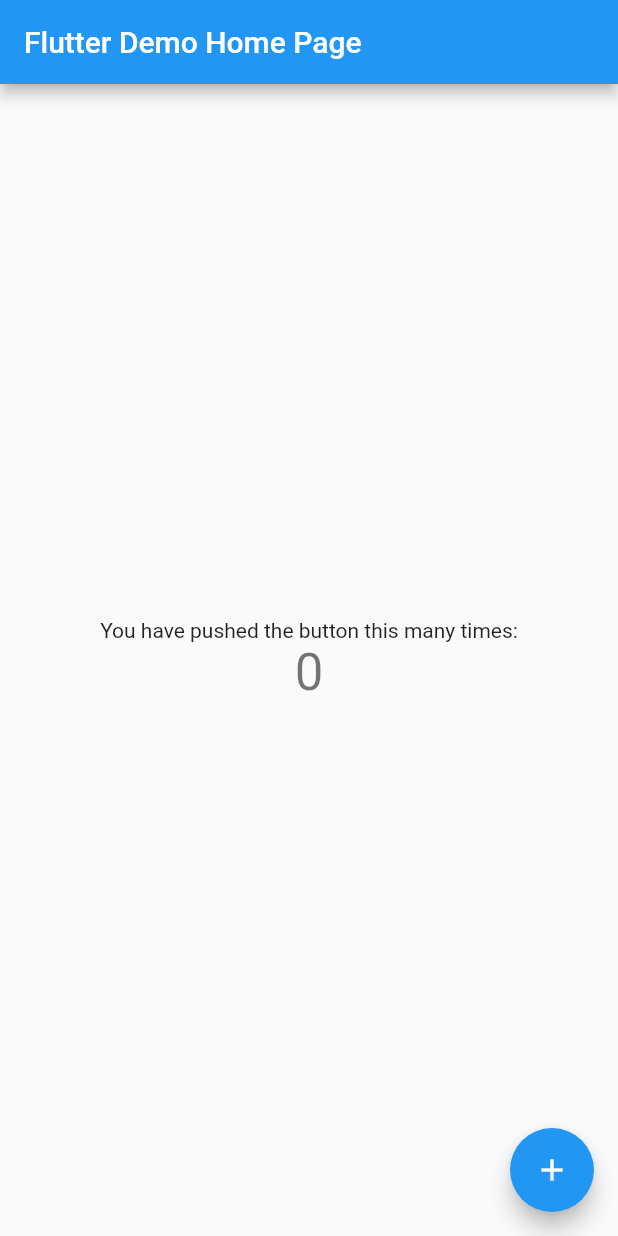
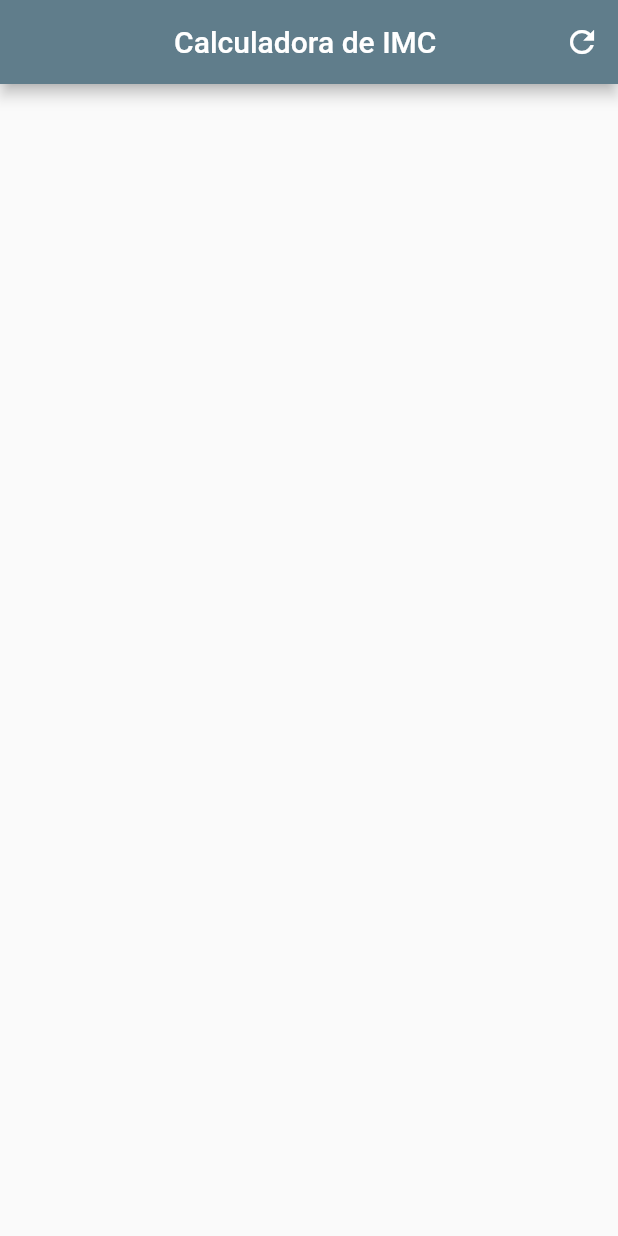
Before and after one commit to AdoniroSalles/calculadora_imc, a Flutter app: the screen it shows after launch, on a phone screen of 412 x 824 dp. Run offline on Flutter 3.47's test engine with Material 2 defaults, Android fonts, the phone set to English and light mode, and no system bars.

Commit message:
cirando Scaffold, barra superior

```diff
--- a/lib/main.dart
+++ b/lib/main.dart
@@ -1,111 +1,33 @@
 import 'package:flutter/material.dart';
 
-void main() => runApp(MyApp());
+void main() {
+  runApp(MaterialApp(
+    home: Home()
+  ));
+}
 
-class MyApp extends StatelessWidget {
-  // This widget is the root of your application.
+class Home extends StatefulWidget {
+  @override
+  _HomeState createState() => _HomeState();
+}
+
+class _HomeState extends State<Home> {
   @override
   Widget build(BuildContext context) {
-    return MaterialApp(
-      title: 'Flutter Demo',
-      theme: ThemeData(
-        // This is the theme of your application.
-        //
-        // Try running your application with "flutter run". You'll see the
-        // application has a blue toolbar. Then, without quitting the app, try
-        // changing the primarySwatch below to Colors.green and then invoke
-        // "hot reload" (press "r" in the console where you ran "flutter run",
-        // or simply save your changes to "hot reload" in a Flutter IDE).
-        // Notice that the counter didn't reset back to zero; the application
-        // is not restarted.
-        primarySwatch: Colors.blue,
+    return Scaffold(
+      appBar: AppBar(
+        title: Text("Calculadora de IMC "),
+        centerTitle: true,
+        backgroundColor: Colors.blueGrey,
+        actions: <Widget>[
+          IconButton(
+            icon: Icon(Icons.refresh),
+            onPressed: (){
+
+            },
+          )
+        ],
       ),
-      home: MyHomePage(title: 'Flutter Demo Home Page'),
     );
   }
 }
-
-class MyHomePage extends StatefulWidget {
-  MyHomePage({Key key, this.title}) : super(key: key);
-
-  // This widget is the home page of your application. It is stateful, meaning
-  // that it has a State object (defined below) that contains fields that affect
-  // how it looks.
-
-  // This class is the configuration for the state. It holds the values (in this
-  // case the title) provided by the parent (in this case the App widget) and
-  // used by the build method of the State. Fields in a Widget subclass are
-  // always marked "final".
-
-  final String title;
-
-  @override
-  _MyHomePageState createState() => _MyHomePageState();
-}
-
-class _MyHomePageState extends State<MyHomePage> {
-  int _counter = 0;
-
-  void _incrementCounter() {
-    setState(() {
-      // This call to setState tells the Flutter framework that something has
-      // changed in this State, which causes it to rerun the build method below
-      // so that the display can reflect the updated values. If we changed
-      // _counter without calling setState(), then the build method would not be
-      // called again, and so nothing would appear to happen.
-      _counter++;
-    });
-  }
-
-  @override
-  Widget build(BuildContext context) {
-    // This method is rerun every time setState is called, for instance as done
-    // by the _incrementCounter method above.
-    //
-    // The Flutter framework has been optimized to make rerunning build methods
-    // fast, so that you can just rebuild anything that needs updating rather
-    // than having to individually change instances of widgets.
-    return Scaffold(
-      appBar: AppBar(
-        // Here we take the value from the MyHomePage object that was created by
-        // the App.build method, and use it to set our appbar title.
-        title: Text(widget.title),
-      ),
-      body: Center(
-        // Center is a layout widget. It takes a single child and positions it
-        // in the middle of the parent.
-        child: Column(
-          // Column is also layout widget. It takes a list of children and
-          // arranges them vertically. By default, it sizes itself to fit its
-          // children horizontally, and tries to be as tall as its parent.
-          //
-          // Invoke "debug painting" (press "p" in the console, choose the
-          // "Toggle Debug Paint" action from the Flutter Inspector in Android
-          // Studio, or the "Toggle Debug Paint" command in Visual Studio Code)
-          // to see the wireframe for each widget.
-          //
-          // Column has various properties to control how it sizes itself and
-          // how it positions its children. Here we use mainAxisAlignment to
-          // center the children vertically; the main axis here is the vertical
-          // axis because Columns are vertical (the cross axis would be
-          // horizontal).
-          mainAxisAlignment: MainAxisAlignment.center,
-          children: <Widget>[
-            Text(
-              'You have pushed the button this many times:',
-            ),
-            Text(
-              '$_counter',
-              style: Theme.of(context).textTheme.display1,
-            ),
-          ],
-        ),
-      ),
-      floatingActionButton: FloatingActionButton(
-        onPressed: _incrementCounter,
-        tooltip: 'Increment',
-        child: Icon(Icons.add),
-      ), // This trailing comma makes auto-formatting nicer for build methods.
-    );
-  }
-}
```
